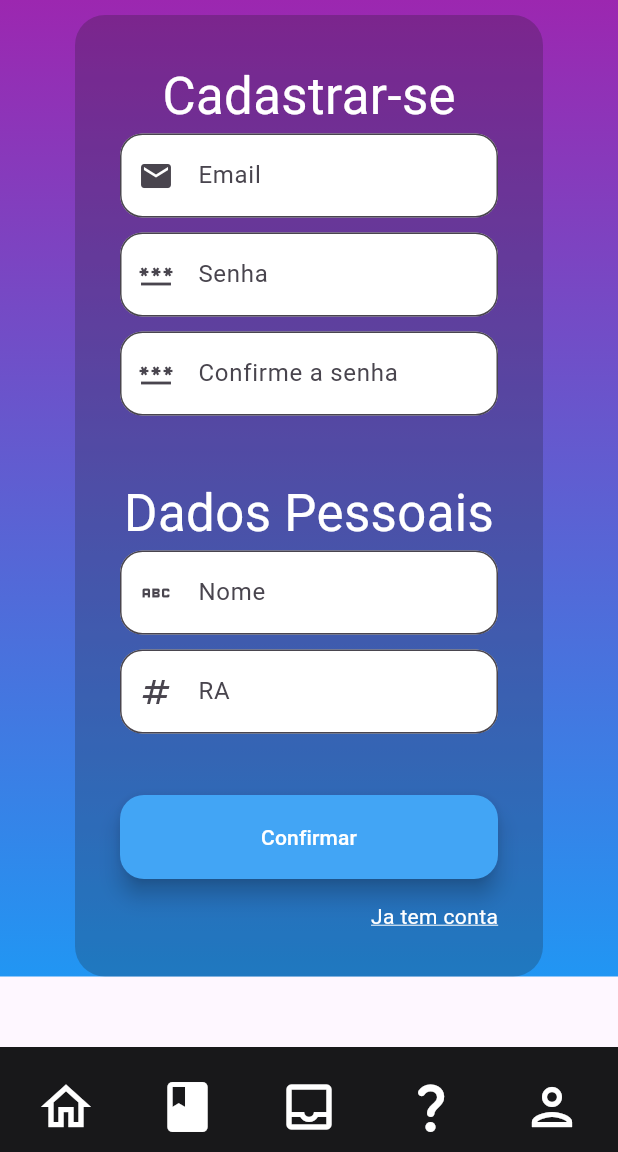
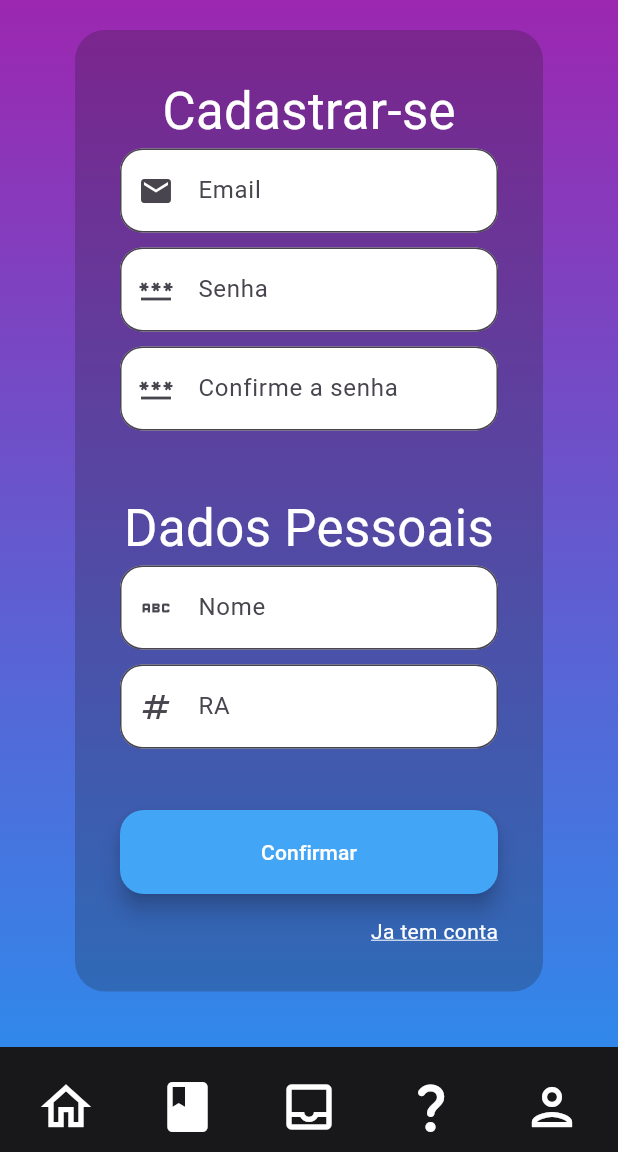
Before and after one commit to BiBlioCamp/BiBlioCamp_Mobile, a Flutter app: the Cadaster screen opened by its route, on a phone screen of 412 x 824 dp, the part 84-1236 px from its top. Run offline on Flutter 3.47's test engine with Material 3 defaults, Android fonts, the phone set to English and light mode, and no system bars; network calls fail.

Commit message:
Ajustes SingleChildScrollView do cadastrar

```diff
--- a/lib/cadaster.dart
+++ b/lib/cadaster.dart
@@ -203,7 +203,7 @@ class _CadasterState extends State<Cadaster> {
             ),
             child: Center(
               child: Padding(
-                padding: EdgeInsets.fromLTRB(50, 10, 50, 0),
+                padding: EdgeInsets.fromLTRB(50, 20, 50, 138),
                 child: Column(
                   mainAxisAlignment: MainAxisAlignment.center,
                   children: [
```
